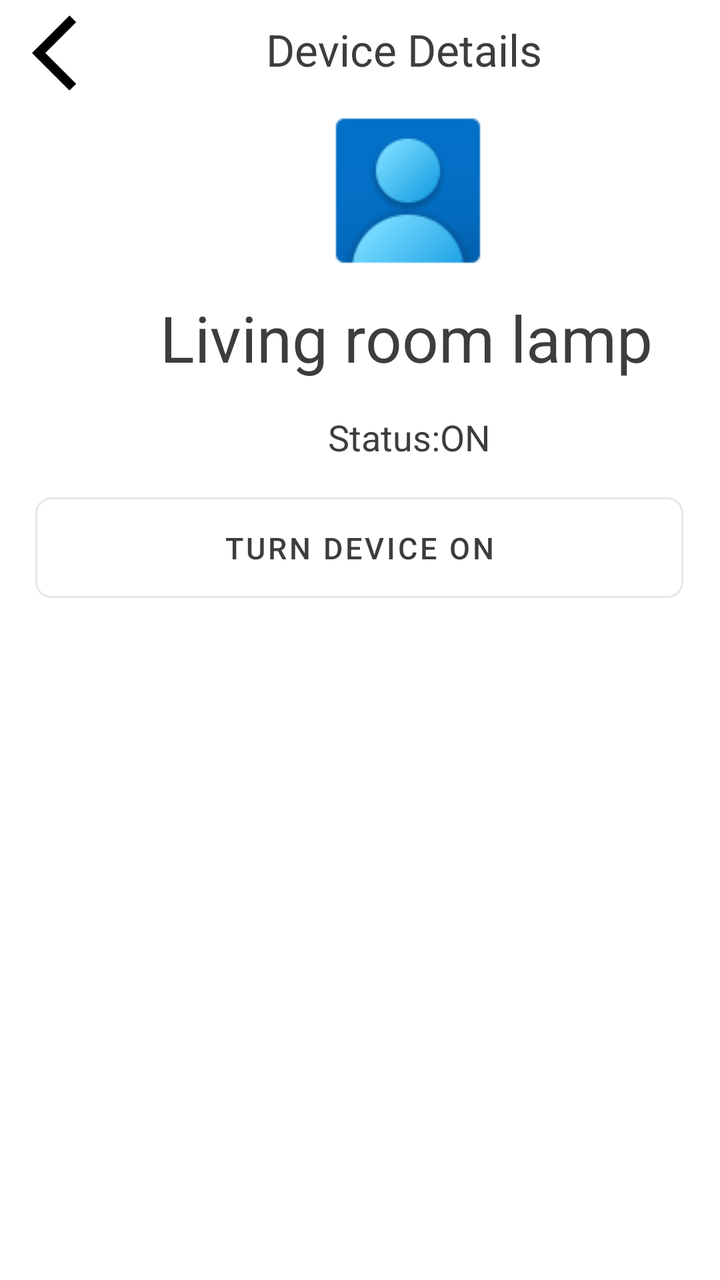
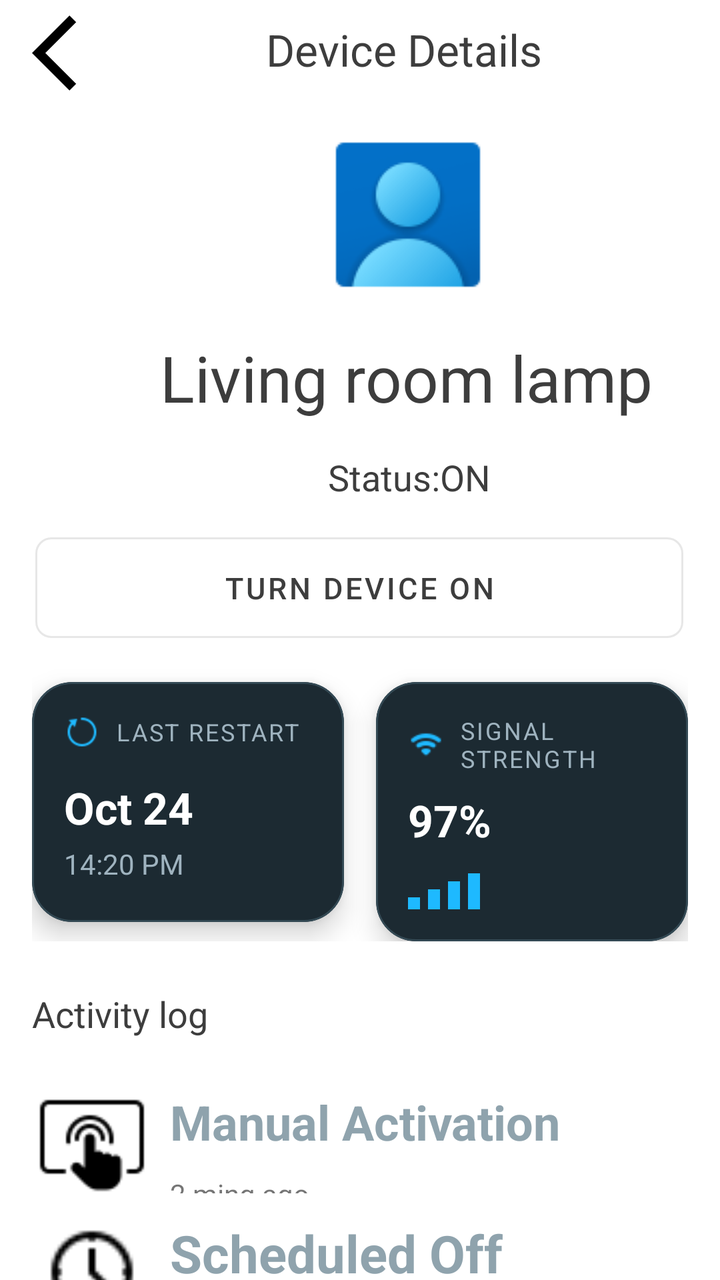

Compare the two renders of this Android layout. The source of the first and the diff that turns it into the second are given below.
<!-- AndroidManifest.xml: application theme Theme.ManagingHomeDevicesApp -->
<!-- res/layout/device_info.xml -->
<?xml version="1.0" encoding="utf-8"?>
<androidx.constraintlayout.widget.ConstraintLayout xmlns:android="http://schemas.android.com/apk/res/android"
    xmlns:app="http://schemas.android.com/apk/res-auto"
    xmlns:tools="http://schemas.android.com/tools"
    android:layout_width="match_parent"
    android:layout_height="match_parent">

    <com.google.android.material.button.MaterialButton
        android:id="@+id/timeButton"
        style="@style/Widget.MaterialComponents.Button.OutlinedButton"
        android:layout_width="0dp"
        android:layout_height="wrap_content"
        android:layout_marginTop="12dp"
        android:minHeight="56sp"
        android:padding="15dp"
        android:text="Turn Device On"
        android:textColor="?attr/colorOnSurface"

        android:textSize="15sp"
        app:cornerRadius="8dp"
        app:layout_constraintEnd_toEndOf="parent"
        app:layout_constraintHorizontal_bias="0.491"
        app:layout_constraintStart_toStartOf="parent"
        app:layout_constraintTop_toBottomOf="@+id/textView3"
        app:layout_constraintWidth_percent="0.9" />

    <TextView
        android:id="@+id/TextdeviceDetails"
        android:layout_width="wrap_content"
        android:layout_height="wrap_content"
        android:layout_marginStart="72dp"
        android:layout_marginTop="10dp"
        android:text="Device Details"
        android:textColor="?attr/colorOnSurface"
        android:textSize="22sp"
        app:layout_constraintStart_toEndOf="@+id/imageView"
        app:layout_constraintTop_toTopOf="parent" />

    <TextView
        android:id="@+id/textdeviceDetails"
        android:layout_width="wrap_content"
        android:layout_height="wrap_content"
        android:layout_marginStart="80dp"
        android:layout_marginTop="4dp"
        android:text="Living room lamp"
        android:textColor="?attr/colorOnSurface"
        android:textSize="32sp"
        app:layout_constraintStart_toStartOf="parent"
        app:layout_constraintTop_toBottomOf="@+id/imageView2" />

    <ImageView
        android:id="@+id/imageView"
        android:layout_width="45dp"
        android:layout_height="45dp"
        android:layout_marginStart="16dp"
        android:layout_marginTop="4dp"
        app:layout_constraintStart_toStartOf="parent"
        app:layout_constraintTop_toTopOf="parent"
        app:srcCompat="@drawable/outline_arrow_back_ios_24" />

    <ImageView
        android:id="@+id/imageView2"
        android:layout_width="wrap_content"
        android:layout_height="wrap_content"
        android:layout_marginStart="156dp"
        android:layout_marginTop="8dp"
        app:layout_constraintStart_toStartOf="parent"
        app:layout_constraintTop_toBottomOf="@+id/TextdeviceDetails"
        app:srcCompat="@drawable/avatar_image" />

    <TextView
        android:id="@+id/textView3"
        android:layout_width="wrap_content"
        android:layout_height="wrap_content"
        android:layout_marginStart="164dp"
        android:layout_marginTop="16dp"
        android:text="Status:ON"
        android:textColor="?attr/colorOnSurface"
        android:textSize="18sp"
        app:layout_constraintStart_toStartOf="parent"
        app:layout_constraintTop_toBottomOf="@+id/textdeviceDetails" />

    <LinearLayout
        android:layout_width="match_parent"
        android:layout_height="wrap_content"
        android:orientation="horizontal"
        android:padding="16dp"
        android:weightSum="2">

        <com.google.android.material.card.MaterialCardView
            android:layout_width="0dp"
            android:layout_height="wrap_content"
            android:layout_weight="1"
            android:layout_marginEnd="8dp"
            app:cardCornerRadius="20dp"
            app:cardElevation="8dp"
            app:cardBackgroundColor="@color/card_dark"
            app:strokeColor="@color/card_stroke"
            app:strokeWidth="1dp">



        </com.google.android.material.card.MaterialCardView>

        <com.google.android.material.card.MaterialCardView
            android:layout_width="0dp"
            android:layout_height="wrap_content"
            android:layout_weight="1"
            android:layout_marginStart="8dp"
            app:cardCornerRadius="20dp"
            app:cardElevation="8dp"
            app:cardBackgroundColor="@color/card_dark"
            app:strokeColor="@color/card_stroke"
            app:strokeWidth="1dp">



        </com.google.android.material.card.MaterialCardView>

    </LinearLayout>


</androidx.constraintlayout.widget.ConstraintLayout>
<!-- resources referenced by this layout -->
<resources>
  <color name="card_dark">#1C2A32</color>
  <color name="card_stroke">#334954</color>
  <!-- drawable avatar_image: png bitmap (drawable, 3218 bytes) -->
  <!-- drawable outline_arrow_back_ios_24 (drawable) -->
  <vector xmlns:android="http://schemas.android.com/apk/res/android" android:autoMirrored="true" android:height="24dp" android:tint="#000000" android:viewportHeight="960" android:viewportWidth="960" android:width="24dp">
        
      <path android:fillColor="@android:color/white" android:pathData="M400,880L0,480L400,80L471,151L142,480L471,809L400,880Z"/>
      
  </vector>
  <style name="Theme.ManagingHomeDevicesApp" parent="Theme.MaterialComponents.DayNight.NoActionBar">
          
  
          <item name="colorPrimaryVariant">#3700B3</item>
          <item name="colorOnPrimary">#FFFFFF</item>
  
          
          <item name="colorSecondary">#26A69A</item>
          <item name="colorOnSecondary">#FFFFFF</item>
  
          
          <item name="android:statusBarColor">#121212</item>
          <item name="android:forceDarkAllowed">true</item>
  
          
          <item name="android:colorBackground">@color/colorBackgroundLight</item>
          <item name="colorSurface">@color/colorSurface</item>
  
          
          <item name="colorOnSurface">@color/colorTextPrimary</item>
  
  
          
          <item name="android:textColorPrimary">@color/colorTextPrimary</item>
          <item name="android:textColorSecondary">@color/colorTextSecondary</item>
  
  
  
      </style>
  <color name="colorBackgroundLight">#FFFFFF</color>
  <color name="colorSurface">#F5F5F5</color>
  <color name="colorTextPrimary">#3d3d3d  </color>
  <color name="colorTextSecondary">#939393</color>
</resources>

<!-- the commit's change to res/layout/device_info.xml (unified diff, before → after) -->
@@ -15,7 +15,6 @@
         android:padding="15dp"
         android:text="Turn Device On"
         android:textColor="?attr/colorOnSurface"
-
         android:textSize="15sp"
         app:cornerRadius="8dp"
         app:layout_constraintEnd_toEndOf="parent"
@@ -25,7 +24,7 @@
         app:layout_constraintWidth_percent="0.9" />
 
     <TextView
-        android:id="@+id/TextdeviceDetails"
+        android:id="@+id/TextdeviceDetailsText"
         android:layout_width="wrap_content"
         android:layout_height="wrap_content"
         android:layout_marginStart="72dp"
@@ -33,7 +32,7 @@
         android:text="Device Details"
         android:textColor="?attr/colorOnSurface"
         android:textSize="22sp"
-        app:layout_constraintStart_toEndOf="@+id/imageView"
+        app:layout_constraintStart_toEndOf="@+id/backIcon"
         app:layout_constraintTop_toTopOf="parent" />
 
     <TextView
@@ -41,7 +40,7 @@
         android:layout_width="wrap_content"
         android:layout_height="wrap_content"
         android:layout_marginStart="80dp"
-        android:layout_marginTop="4dp"
+        android:layout_marginTop="12dp"
         android:text="Living room lamp"
         android:textColor="?attr/colorOnSurface"
         android:textSize="32sp"
@@ -49,11 +48,13 @@
         app:layout_constraintTop_toBottomOf="@+id/imageView2" />
 
     <ImageView
-        android:id="@+id/imageView"
+        android:id="@+id/backIcon"
         android:layout_width="45dp"
         android:layout_height="45dp"
         android:layout_marginStart="16dp"
         android:layout_marginTop="4dp"
+        android:clickable="true"
+        android:focusable="true"
         app:layout_constraintStart_toStartOf="parent"
         app:layout_constraintTop_toTopOf="parent"
         app:srcCompat="@drawable/outline_arrow_back_ios_24" />
@@ -63,9 +64,9 @@
         android:layout_width="wrap_content"
         android:layout_height="wrap_content"
         android:layout_marginStart="156dp"
-        android:layout_marginTop="8dp"
-        app:layout_constraintStart_toStartOf="parent"
-        app:layout_constraintTop_toBottomOf="@+id/TextdeviceDetails"
+        android:layout_marginTop="20dp"
+        app:layout_constraintStart_toStartOf="parent"
+        app:layout_constraintTop_toBottomOf="@+id/TextdeviceDetailsText"
         app:srcCompat="@drawable/avatar_image" />
 
     <TextView
@@ -81,43 +82,330 @@
         app:layout_constraintTop_toBottomOf="@+id/textdeviceDetails" />
 
     <LinearLayout
+        android:id="@+id/linearLayout"
         android:layout_width="match_parent"
         android:layout_height="wrap_content"
         android:orientation="horizontal"
-        android:padding="16dp"
-        android:weightSum="2">
+        android:paddingHorizontal="16dp"
+        app:layout_constraintStart_toStartOf="parent"
+        app:layout_constraintTop_toBottomOf="@+id/timeButton">
+
+        <com.google.android.material.card.MaterialCardView
+            android:id="@+id/materialCardView"
+            android:layout_width="0dp"
+            android:layout_height="wrap_content"
+            android:layout_marginTop="16dp"
+            android:layout_marginEnd="8dp"
+            android:layout_weight="1"
+            android:minHeight="120dp"
+            app:cardBackgroundColor="@color/card_dark"
+            app:cardCornerRadius="20dp"
+            app:cardElevation="8dp"
+            app:layout_constraintStart_toStartOf="parent"
+            app:layout_constraintTop_toBottomOf="@+id/timeButton"
+            app:strokeColor="@color/card_stroke"
+            app:strokeWidth="1dp">
+
+            <include layout="@layout/card_last_restart" />
+
+        </com.google.android.material.card.MaterialCardView>
 
         <com.google.android.material.card.MaterialCardView
             android:layout_width="0dp"
             android:layout_height="wrap_content"
+            android:layout_marginStart="8dp"
+            android:layout_marginTop="16dp"
             android:layout_weight="1"
-            android:layout_marginEnd="8dp"
+            android:minHeight="120dp"
+            app:cardBackgroundColor="@color/card_dark"
             app:cardCornerRadius="20dp"
             app:cardElevation="8dp"
-            app:cardBackgroundColor="@color/card_dark"
+            app:layout_constraintStart_toEndOf="@+id/materialCardView"
+            app:layout_constraintTop_toBottomOf="@+id/timeButton"
             app:strokeColor="@color/card_stroke"
             app:strokeWidth="1dp">
 
-
+            <include layout="@layout/card_signal_strenght" />
 
         </com.google.android.material.card.MaterialCardView>
 
-        <com.google.android.material.card.MaterialCardView
+
+    </LinearLayout>
+
+    <androidx.constraintlayout.widget.ConstraintLayout
+        android:layout_width="409dp"
+        android:layout_height="289dp"
+        app:layout_constraintStart_toStartOf="parent"
+        app:layout_constraintTop_toBottomOf="@+id/linearLayout">
+
+        <androidx.constraintlayout.widget.ConstraintLayout
+            android:id="@+id/containerControlPanel"
             android:layout_width="0dp"
-            android:layout_height="wrap_content"
-            android:layout_weight="1"
-            android:layout_marginStart="8dp"
-            app:cardCornerRadius="20dp"
-            app:cardElevation="8dp"
-            app:cardBackgroundColor="@color/card_dark"
-            app:strokeColor="@color/card_stroke"
-            app:strokeWidth="1dp">
-
-
-
-        </com.google.android.material.card.MaterialCardView>
-
+            android:layout_height="64dp"
+            android:layout_marginTop="68dp"
+            android:layout_marginEnd="28dp"
+            android:padding="6dp"
+            app:layout_constraintEnd_toEndOf="parent"
+            app:layout_constraintHorizontal_bias="0.0"
+            app:layout_constraintStart_toStartOf="@id/leftGuide"
+            app:layout_constraintTop_toTopOf="parent"
+            app:layout_constraintWidth_percent="0.90"
+            app:tint="@color/colorPrimary">
+
+            <ImageView
+                android:id="@+id/imgProfile"
+                android:layout_width="54dp"
+                android:layout_height="54dp"
+                android:clipToOutline="true"
+                android:scaleType="centerCrop"
+                android:src="@drawable/touch_manual_device_icon"
+                app:layout_constraintStart_toStartOf="parent"
+                app:layout_constraintTop_toTopOf="parent" />
+
+            <LinearLayout
+                android:id="@+id/controlPanelInfo"
+                android:layout_width="0dp"
+                android:layout_height="wrap_content"
+                android:layout_marginStart="12dp"
+                android:orientation="vertical"
+                app:layout_constraintStart_toEndOf="@id/imgProfile"
+                app:layout_constraintTop_toTopOf="@id/imgProfile"
+                app:layout_constraintWidth_percent="0.55">
+
+                <TextView
+                    android:id="@+id/controlPanel"
+                    android:layout_width="match_parent"
+                    android:layout_height="0dp"
+                    android:layout_weight="1"
+                    android:autoSizeStepGranularity="2sp"
+                    android:autoSizeTextType="uniform"
+                    android:text="Manual Activation"
+                    android:textColor="#8FA3AD"
+                    android:textSize="30sp"
+                    android:textStyle="bold" />
+
+                <TextView
+                    android:id="@+id/destination"
+                    android:layout_width="match_parent"
+                    android:layout_height="0dp"
+                    android:layout_weight="1"
+                    android:autoSizeMaxTextSize="14sp"
+                    android:autoSizeMinTextSize="8sp"
+                    android:text="2 ming ago" />
+
+            </LinearLayout>
+        </androidx.constraintlayout.widget.ConstraintLayout>
+
+        <TextView
+            android:id="@+id/textdeviceDetails3"
+            android:layout_width="wrap_content"
+            android:layout_height="wrap_content"
+            android:layout_marginStart="16dp"
+            android:layout_marginTop="24dp"
+            android:text="Activity log"
+            android:textColor="?attr/colorOnSurface"
+            android:textSize="18sp"
+            app:layout_constraintStart_toStartOf="parent"
+            app:layout_constraintTop_toTopOf="parent" />
+
+        <androidx.constraintlayout.widget.ConstraintLayout
+            android:id="@+id/containerControlPanel"
+            android:layout_width="0dp"
+            android:layout_height="64dp"
+            android:layout_marginTop="84dp"
+            android:layout_marginEnd="28dp"
+            android:padding="6dp"
+            app:layout_constraintEnd_toEndOf="parent"
+            app:layout_constraintTop_toBottomOf="@+id/textdeviceDetails3"
+            app:layout_constraintWidth_percent="0.90"
+            app:tint="@color/colorPrimary">
+
+            <ImageView
+                android:id="@+id/imgProfile"
+                android:layout_width="54dp"
+                android:layout_height="54dp"
+                android:clipToOutline="true"
+                android:scaleType="centerCrop"
+                android:src="@drawable/timer_off_icon"
+                app:layout_constraintStart_toStartOf="parent"
+                app:layout_constraintTop_toTopOf="parent" />
+
+            <LinearLayout
+                android:id="@+id/controlPanelInfo"
+                android:layout_width="0dp"
+                android:layout_height="wrap_content"
+                android:layout_marginStart="12dp"
+                android:orientation="vertical"
+                app:layout_constraintStart_toEndOf="@id/imgProfile"
+                app:layout_constraintTop_toTopOf="@id/imgProfile"
+                app:layout_constraintWidth_percent="0.55">
+
+                <TextView
+                    android:id="@+id/controlPanel"
+                    android:layout_width="match_parent"
+                    android:layout_height="0dp"
+                    android:layout_weight="1"
+                    android:autoSizeStepGranularity="2sp"
+                    android:autoSizeTextType="uniform"
+                    android:text="Scheduled Off"
+                    android:textColor="#8FA3AD"
+                    android:textSize="30sp"
+                    android:textStyle="bold" />
+
+                <TextView
+                    android:id="@+id/destination"
+                    android:layout_width="match_parent"
+                    android:layout_height="0dp"
+                    android:layout_weight="1"
+                    android:autoSizeMaxTextSize="14sp"
+                    android:autoSizeMinTextSize="8sp"
+                    android:text="08:00 AM" />
+
+            </LinearLayout>
+        </androidx.constraintlayout.widget.ConstraintLayout>
+
+
+    </androidx.constraintlayout.widget.ConstraintLayout>
+
+
+</androidx.constraintlayout.widget.ConstraintLayout>
+<!-- res/layout/card_last_restart.xml (included above) -->
+<?xml version="1.0" encoding="utf-8"?>
+<androidx.constraintlayout.widget.ConstraintLayout xmlns:android="http://schemas.android.com/apk/res/android"
+    xmlns:app="http://schemas.android.com/apk/res-auto"
+    android:layout_width="match_parent"
+    android:layout_height="match_parent">
+
+    <LinearLayout
+        android:layout_width="match_parent"
+        android:layout_height="wrap_content"
+        android:orientation="vertical"
+        android:padding="16dp"
+        app:layout_constraintStart_toStartOf="parent"
+        app:layout_constraintTop_toTopOf="parent">
+    
+        <LinearLayout
+            android:layout_width="wrap_content"
+            android:layout_height="wrap_content"
+            android:orientation="horizontal"
+            android:gravity="center_vertical"
+            >
+            <ImageView
+                android:id="@+id/icon"
+                android:layout_width="18dp"
+                android:layout_height="18dp"
+                android:src="@drawable/restart_image"
+                android:tint="@color/blue_accent"
+                />
+                <TextView
+                    android:layout_width="match_parent"
+                    android:layout_height="wrap_content"
+                    android:id="@+id/titleText"
+                    android:layout_marginStart="8dp"
+                    android:text="LAST RESTART"
+                    android:textSize="12sp"
+                    android:letterSpacing="0.08"
+                    android:textColor="@color/text_secondary_dark" />
+        </LinearLayout>
+        
+        <TextView
+            android:layout_width="match_parent"
+            android:layout_height="wrap_content"
+            android:id="@+id/dateText"
+            android:layout_marginTop="14dp"
+            android:text="Oct 24"
+            android:textSize="22sp"
+            android:textStyle="bold"
+            android:textColor="@color/text_primary_dark"/>
+
+        
+        <TextView
+            android:layout_width="match_parent"
+            android:layout_height="wrap_content"
+            android:id="@+id/timeText"
+            android:layout_marginTop="4dp"
+            android:text="14:20 PM"
+            android:textSize="14sp"
+            android:textColor="@color/text_secondary_dark"/>
     </LinearLayout>
-
-
 </androidx.constraintlayout.widget.ConstraintLayout>
+<!-- res/layout/card_signal_strenght.xml (included above) -->
+<?xml version="1.0" encoding="utf-8"?>
+<androidx.constraintlayout.widget.ConstraintLayout xmlns:android="http://schemas.android.com/apk/res/android"
+    xmlns:app="http://schemas.android.com/apk/res-auto"
+    android:layout_width="match_parent"
+    android:layout_height="match_parent">
+
+    <LinearLayout
+        android:layout_width="match_parent"
+        android:layout_height="wrap_content"
+        android:orientation="vertical"
+        android:padding="16dp"
+        app:layout_constraintStart_toStartOf="parent"
+        app:layout_constraintTop_toTopOf="parent">
+
+        
+        <LinearLayout
+            android:layout_width="wrap_content"
+            android:layout_height="wrap_content"
+            android:gravity="center_vertical"
+            android:orientation="horizontal">
+
+            <ImageView
+                android:id="@+id/wifiIcon"
+                android:layout_width="18dp"
+                android:layout_height="18dp"
+                android:src="@drawable/wifi_image"
+                app:tint="@color/blue_accent" />
+
+            <TextView
+                android:layout_width="match_parent"
+                android:layout_height="wrap_content"
+                android:layout_marginStart="8dp"
+                android:letterSpacing="0.08"
+                android:text="SIGNAL STRENGTH"
+                android:textColor="@color/text_secondary_dark"
+                android:textSize="12sp"
+                />
+        </LinearLayout>
+
+        
+        <TextView
+            android:id="@+id/percantages"
+            android:layout_width="match_parent"
+            android:layout_height="wrap_content"
+            android:layout_marginTop="8dp"
+            android:text="97%"
+            android:textColor="@color/text_primary_dark"
+            android:textSize="22sp"
+            android:textStyle="bold" />
+
+        
+        <LinearLayout
+            android:layout_width="match_parent"
+            android:layout_height="wrap_content"
+            android:layout_marginTop="12dp"
+            android:gravity="bottom"
+            android:orientation="horizontal">
+
+            <View
+                style="@style/SignalBar"
+                android:layout_height="6dp" />
+
+            <View
+                style="@style/SignalBar"
+                android:layout_height="10dp" />
+
+            <View
+                style="@style/SignalBar"
+                android:layout_height="14dp" />
+
+            <View
+                style="@style/SignalBar"
+                android:layout_height="18dp" />
+
+        </LinearLayout>
+
+    </LinearLayout>
+
+</androidx.constraintlayout.widget.ConstraintLayout>
<!-- resource entries referenced after the edit -->
@@ -1,7 +1,11 @@
 <!-- resources referenced by this layout -->
 <resources>
+  <color name="blue_accent">#1EB9FF</color>
   <color name="card_dark">#1C2A32</color>
   <color name="card_stroke">#334954</color>
+  <color name="colorPrimary">#1E88E5</color>
+  <color name="text_primary_dark">#FFFFFF</color>
+  <color name="text_secondary_dark">#9FB3BF</color>
   <!-- drawable avatar_image: png bitmap (drawable, 3218 bytes) -->
   <!-- drawable outline_arrow_back_ios_24 (drawable) -->
   <vector xmlns:android="http://schemas.android.com/apk/res/android" android:autoMirrored="true" android:height="24dp" android:tint="#000000" android:viewportHeight="960" android:viewportWidth="960" android:width="24dp">
@@ -9,6 +13,15 @@
       <path android:fillColor="@android:color/white" android:pathData="M400,880L0,480L400,80L471,151L142,480L471,809L400,880Z"/>
       
   </vector>
+  <!-- drawable restart_image: png bitmap (drawable, 507 bytes) -->
+  <!-- drawable timer_off_icon: png bitmap (drawable, 511 bytes) -->
+  <!-- drawable touch_manual_device_icon: png bitmap (drawable, 770 bytes) -->
+  <!-- drawable wifi_image: png bitmap (drawable, 347 bytes) -->
+  <style name="SignalBar">
+          <item name="android:layout_width">6dp</item>
+          <item name="android:layout_marginEnd">4dp</item>
+          <item name="android:background">@color/blue_accent</item>
+      </style>
   <style name="Theme.ManagingHomeDevicesApp" parent="Theme.MaterialComponents.DayNight.NoActionBar">
           
   
